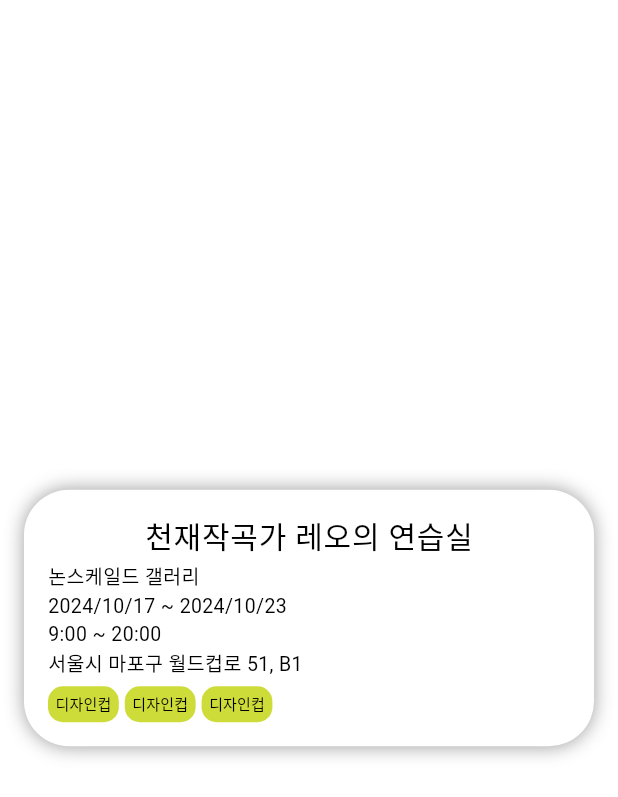
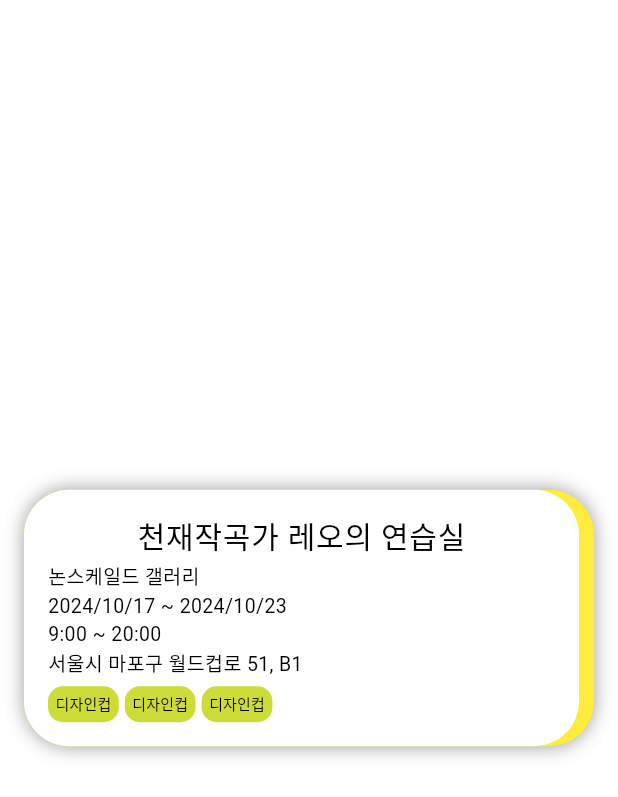
Before and after one commit to 602log/ducksaeng_app, a Flutter app: the EventInfoCardWidget widget shown alone on an empty page, opened directly, on a phone screen of 412 x 824 dp. Shown: the top 797 px of the screen. Run offline on Flutter 3.47's test engine with Material 3 defaults, Android fonts, the phone set to English and light mode, and no system bars; our stand-ins replace carousel_slider, get, google_fonts; network calls fail.

Commit message:
design: 럭키드로우 추가

```diff
--- a/lib/view/components/event_info_card_widget.dart
+++ b/lib/view/components/event_info_card_widget.dart
@@ -1,4 +1,6 @@
+import 'package:flutter/cupertino.dart';
 import 'package:flutter/material.dart';
+import 'package:flutter/painting.dart';
 
 /// 이벤트 정보 카드 위젯
 class EventInfoCardWidget extends StatelessWidget {
@@ -12,10 +14,13 @@ class EventInfoCardWidget extends StatelessWidget {
         mainAxisAlignment: MainAxisAlignment.center,
         children: [
           // center container
+          Stack(
+            children: [
               Container(
-            padding: const EdgeInsets.all(16),
+                padding: EdgeInsets.zero,
+                // 럭키드로우
                 decoration: const BoxDecoration(
-              color: Colors.white,
+                  color: Colors.yellow,
                   borderRadius: BorderRadius.all(
                     Radius.circular(30),
                   ),
@@ -26,6 +31,15 @@ class EventInfoCardWidget extends StatelessWidget {
                     )
                   ],
                 ),
+                child: Container(
+                  padding: const EdgeInsets.all(16),
+                  margin: const EdgeInsets.only(right: 10),
+                  decoration: const BoxDecoration(
+                    color: Colors.white,
+                    borderRadius: BorderRadius.all(
+                      Radius.circular(30),
+                    ),
+                  ),
                   child: Column(
                     crossAxisAlignment: CrossAxisAlignment.start,
                     children: [
@@ -34,7 +48,6 @@ class EventInfoCardWidget extends StatelessWidget {
                           '천재작곡가 레오의 연습실',
                           style: Theme.of(context).textTheme.bodyLarge,
                           overflow: TextOverflow.fade,
-
                         ),
                       ),
                       Text(
@@ -90,6 +103,9 @@ class EventInfoCardWidget extends StatelessWidget {
                     ],
                   ),
                 ),
+              ),
+            ],
+          ),
         ],
       ),
     );
```
Also changed, not shown: lib/main.dart (+7 -2 lines), lib/view/components/event_map_bottom_item.dart (+19 -4 lines). Lines whose indentation alone changed are shown as unchanged.
